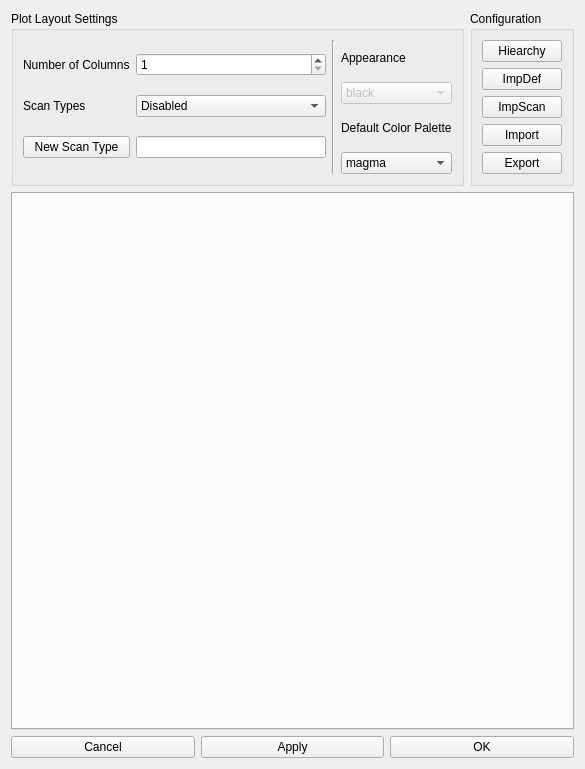
Old version of the form bec_widgets/widgets/monitor/config_dialog.ui in the repository bec-project/bec_widgets.
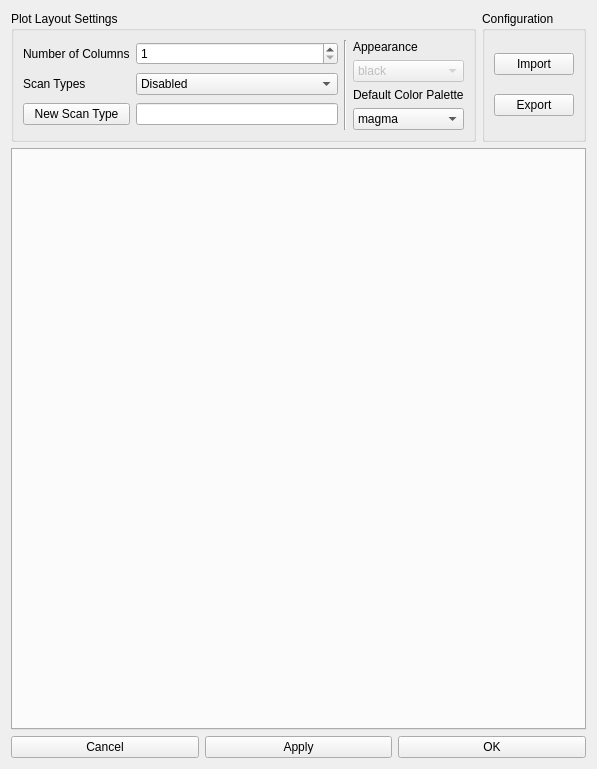
New version of the form.

Patch:
```diff
--- a/bec_widgets/widgets/monitor/config_dialog.ui
+++ b/bec_widgets/widgets/monitor/config_dialog.ui
@@ -6,7 +6,7 @@
    <rect>
     <x>0</x>
     <y>0</y>
-    <width>585</width>
+    <width>597</width>
     <height>769</height>
    </rect>
   </property>
@@ -141,27 +141,6 @@
         <string>Configuration</string>
        </property>
        <layout class="QVBoxLayout" name="verticalLayout">
-        <item>
-         <widget class="QPushButton" name="pushButton_hirarchy">
-          <property name="text">
-           <string>Hiearchy</string>
-          </property>
-         </widget>
-        </item>
-        <item>
-         <widget class="QPushButton" name="pushButton_def">
-          <property name="text">
-           <string>ImpDef</string>
-          </property>
-         </widget>
-        </item>
-        <item>
-         <widget class="QPushButton" name="pushButton_scan">
-          <property name="text">
-           <string>ImpScan</string>
-          </property>
-         </widget>
-        </item>
         <item>
          <widget class="QPushButton" name="pushButton_import">
           <property name="text">
```
